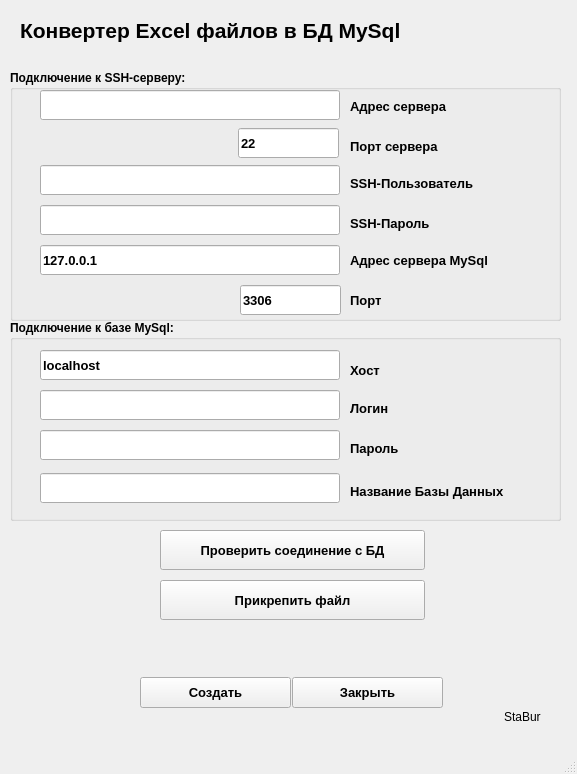
Qt form forma1.ui (Stabur/ExcelToMySql) before a commit.
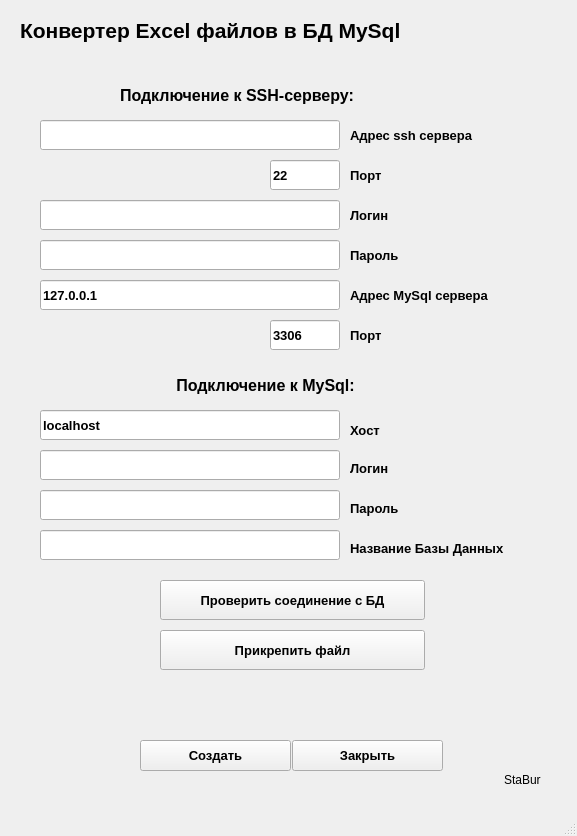
The same form after that commit.

Patch:
```diff
--- a/forma1.ui
+++ b/forma1.ui
@@ -7,7 +7,7 @@
     <x>0</x>
     <y>0</y>
     <width>577</width>
-    <height>774</height>
+    <height>836</height>
    </rect>
   </property>
   <property name="windowTitle">
@@ -34,122 +34,11 @@
      <string>Конвертер Excel файлов в БД MySql</string>
     </property>
    </widget>
-   <widget class="QLineEdit" name="lineEdit">
-    <property name="geometry">
-     <rect>
-      <x>40</x>
-      <y>90</y>
-      <width>300</width>
-      <height>30</height>
-     </rect>
-    </property>
-    <property name="font">
-     <font>
-      <pointsize>10</pointsize>
-      <weight>75</weight>
-      <bold>true</bold>
-     </font>
-    </property>
-   </widget>
-   <widget class="QLineEdit" name="lineEdit_2">
-    <property name="geometry">
-     <rect>
-      <x>40</x>
-      <y>165</y>
-      <width>300</width>
-      <height>30</height>
-     </rect>
-    </property>
-    <property name="font">
-     <font>
-      <pointsize>10</pointsize>
-      <weight>75</weight>
-      <bold>true</bold>
-     </font>
-    </property>
-   </widget>
-   <widget class="QLineEdit" name="lineEdit_3">
-    <property name="geometry">
-     <rect>
-      <x>40</x>
-      <y>205</y>
-      <width>300</width>
-      <height>30</height>
-     </rect>
-    </property>
-    <property name="font">
-     <font>
-      <pointsize>10</pointsize>
-      <weight>75</weight>
-      <bold>true</bold>
-     </font>
-    </property>
-   </widget>
-   <widget class="QLineEdit" name="lineEdit_4">
-    <property name="geometry">
-     <rect>
-      <x>40</x>
-      <y>245</y>
-      <width>300</width>
-      <height>30</height>
-     </rect>
-    </property>
-    <property name="font">
-     <font>
-      <pointsize>10</pointsize>
-      <weight>75</weight>
-      <bold>true</bold>
-     </font>
-    </property>
-    <property name="text">
-     <string>127.0.0.1</string>
-    </property>
-   </widget>
-   <widget class="QLineEdit" name="lineEdit_5">
-    <property name="geometry">
-     <rect>
-      <x>240</x>
-      <y>285</y>
-      <width>101</width>
-      <height>30</height>
-     </rect>
-    </property>
-    <property name="font">
-     <font>
-      <pointsize>10</pointsize>
-      <weight>75</weight>
-      <bold>true</bold>
-     </font>
-    </property>
-    <property name="text">
-     <string>3306</string>
-    </property>
-   </widget>
-   <widget class="QLineEdit" name="lineEdit_6">
-    <property name="geometry">
-     <rect>
-      <x>40</x>
-      <y>350</y>
-      <width>300</width>
-      <height>30</height>
-     </rect>
-    </property>
-    <property name="font">
-     <font>
-      <pointsize>10</pointsize>
-      <weight>75</weight>
-      <bold>true</bold>
-     </font>
-    </property>
-    <property name="text">
-     <string>localhost</string>
-    </property>
-   </widget>
    <widget class="QLineEdit" name="lineEdit_7">
     <property name="geometry">
      <rect>
       <x>40</x>
-      <y>390</y>
+      <y>410</y>
       <width>300</width>
       <height>30</height>
      </rect>
@@ -161,12 +50,15 @@
       <bold>true</bold>
      </font>
     </property>
+    <property name="text">
+     <string>localhost</string>
+    </property>
    </widget>
    <widget class="QLineEdit" name="lineEdit_8">
     <property name="geometry">
      <rect>
       <x>40</x>
-      <y>430</y>
+      <y>450</y>
       <width>300</width>
       <height>30</height>
      </rect>
@@ -183,7 +75,24 @@
     <property name="geometry">
      <rect>
       <x>40</x>
-      <y>473</y>
+      <y>490</y>
+      <width>300</width>
+      <height>30</height>
+     </rect>
+    </property>
+    <property name="font">
+     <font>
+      <pointsize>10</pointsize>
+      <weight>75</weight>
+      <bold>true</bold>
+     </font>
+    </property>
+   </widget>
+   <widget class="QLineEdit" name="lineEdit_10">
+    <property name="geometry">
+     <rect>
+      <x>40</x>
+      <y>530</y>
       <width>300</width>
       <height>30</height>
      </rect>
@@ -200,7 +109,7 @@
     <property name="geometry">
      <rect>
       <x>350</x>
-      <y>360</y>
+      <y>420</y>
       <width>111</width>
       <height>21</height>
      </rect>
@@ -220,7 +129,7 @@
     <property name="geometry">
      <rect>
       <x>350</x>
-      <y>400</y>
+      <y>460</y>
       <width>55</width>
       <height>16</height>
      </rect>
@@ -240,7 +149,7 @@
     <property name="geometry">
      <rect>
       <x>350</x>
-      <y>440</y>
+      <y>500</y>
       <width>81</width>
       <height>16</height>
      </rect>
@@ -260,7 +169,7 @@
     <property name="geometry">
      <rect>
       <x>350</x>
-      <y>483</y>
+      <y>540</y>
       <width>211</width>
       <height>16</height>
      </rect>
@@ -280,7 +189,7 @@
     <property name="geometry">
      <rect>
       <x>292</x>
-      <y>677</y>
+      <y>740</y>
       <width>151</width>
       <height>31</height>
      </rect>
@@ -300,7 +209,7 @@
     <property name="geometry">
      <rect>
       <x>160</x>
-      <y>530</y>
+      <y>580</y>
       <width>265</width>
       <height>40</height>
      </rect>
@@ -343,7 +252,7 @@
     <property name="geometry">
      <rect>
       <x>160</x>
-      <y>580</y>
+      <y>630</y>
       <width>265</width>
       <height>40</height>
      </rect>
@@ -363,7 +272,7 @@
     <property name="geometry">
      <rect>
       <x>140</x>
-      <y>677</y>
+      <y>740</y>
       <width>151</width>
       <height>31</height>
      </rect>
@@ -383,7 +292,7 @@
     <property name="geometry">
      <rect>
       <x>10</x>
-      <y>630</y>
+      <y>680</y>
       <width>551</width>
       <height>40</height>
      </rect>
@@ -406,7 +315,7 @@
     <property name="geometry">
      <rect>
       <x>504</x>
-      <y>707</y>
+      <y>770</y>
       <width>41</width>
       <height>20</height>
      </rect>
@@ -415,89 +324,170 @@
      <string>StaBur</string>
     </property>
    </widget>
-   <widget class="QGroupBox" name="groupBox">
-    <property name="geometry">
-     <rect>
-      <x>10</x>
-      <y>70</y>
-      <width>551</width>
-      <height>251</height>
-     </rect>
-    </property>
-    <property name="minimumSize">
-     <size>
-      <width>0</width>
-      <height>0</height>
-     </size>
-    </property>
-    <property name="font">
-     <font>
-      <weight>75</weight>
-      <bold>true</bold>
-     </font>
-    </property>
-    <property name="contextMenuPolicy">
-     <enum>Qt::DefaultContextMenu</enum>
-    </property>
-    <property name="toolTipDuration">
-     <number>-1</number>
-    </property>
-    <property name="autoFillBackground">
-     <bool>false</bool>
-    </property>
-    <property name="inputMethodHints">
-     <set>Qt::ImhNone</set>
-    </property>
-    <property name="title">
-     <string>Подключение к SSH-серверу:</string>
-    </property>
     <widget class="QLabel" name="label_9">
      <property name="geometry">
       <rect>
-       <x>340</x>
-       <y>26</y>
-       <width>141</width>
-       <height>20</height>
+      <x>140</x>
+      <y>370</y>
+      <width>251</width>
+      <height>31</height>
       </rect>
      </property>
      <property name="font">
       <font>
-       <pointsize>10</pointsize>
+      <pointsize>12</pointsize>
        <weight>75</weight>
        <bold>true</bold>
       </font>
      </property>
      <property name="text">
-      <string>Адрес сервера</string>
+     <string>Подключение к MySql:</string>
+    </property>
+    <property name="alignment">
+     <set>Qt::AlignCenter</set>
      </property>
     </widget>
     <widget class="QLabel" name="label_10">
      <property name="geometry">
       <rect>
-       <x>340</x>
-       <y>105</y>
-       <width>181</width>
-       <height>16</height>
+      <x>120</x>
+      <y>80</y>
+      <width>311</width>
+      <height>31</height>
       </rect>
      </property>
      <property name="font">
       <font>
+      <pointsize>12</pointsize>
+      <weight>75</weight>
+      <bold>true</bold>
+     </font>
+    </property>
+    <property name="text">
+     <string>Подключение к SSH-серверу:</string>
+    </property>
+   </widget>
+   <widget class="QLineEdit" name="lineEdit">
+    <property name="geometry">
+     <rect>
+      <x>40</x>
+      <y>120</y>
+      <width>300</width>
+      <height>30</height>
+     </rect>
+    </property>
+    <property name="font">
+     <font>
        <pointsize>10</pointsize>
        <weight>75</weight>
        <bold>true</bold>
       </font>
      </property>
+   </widget>
+   <widget class="QLineEdit" name="lineEdit_2">
+    <property name="geometry">
+     <rect>
+      <x>270</x>
+      <y>160</y>
+      <width>70</width>
+      <height>30</height>
+     </rect>
+    </property>
+    <property name="font">
+     <font>
+      <pointsize>10</pointsize>
+      <weight>75</weight>
+      <bold>true</bold>
+     </font>
+    </property>
      <property name="text">
-      <string>SSH-Пользователь</string>
+     <string>22</string>
+    </property>
+   </widget>
+   <widget class="QLineEdit" name="lineEdit_3">
+    <property name="geometry">
+     <rect>
+      <x>40</x>
+      <y>200</y>
+      <width>300</width>
+      <height>30</height>
+     </rect>
+    </property>
+    <property name="font">
+     <font>
+      <pointsize>10</pointsize>
+      <weight>75</weight>
+      <bold>true</bold>
+     </font>
+    </property>
+   </widget>
+   <widget class="QLineEdit" name="lineEdit_4">
+    <property name="geometry">
+     <rect>
+      <x>40</x>
+      <y>240</y>
+      <width>300</width>
+      <height>30</height>
+     </rect>
+    </property>
+    <property name="font">
+     <font>
+      <pointsize>10</pointsize>
+      <weight>75</weight>
+      <bold>true</bold>
+     </font>
+    </property>
+   </widget>
+   <widget class="QLineEdit" name="lineEdit_5">
+    <property name="geometry">
+     <rect>
+      <x>40</x>
+      <y>280</y>
+      <width>300</width>
+      <height>30</height>
+     </rect>
+    </property>
+    <property name="font">
+     <font>
+      <pointsize>10</pointsize>
+      <weight>75</weight>
+      <bold>true</bold>
+     </font>
+    </property>
+    <property name="text">
+     <string>127.0.0.1</string>
+    </property>
+    <property name="cursorPosition">
+     <number>9</number>
+    </property>
+   </widget>
+   <widget class="QLineEdit" name="lineEdit_6">
+    <property name="geometry">
+     <rect>
+      <x>270</x>
+      <y>320</y>
+      <width>70</width>
+      <height>30</height>
+     </rect>
+    </property>
+    <property name="font">
+     <font>
+      <pointsize>10</pointsize>
+      <weight>75</weight>
+      <bold>true</bold>
+     </font>
+    </property>
+    <property name="text">
+     <string>3306</string>
      </property>
     </widget>
     <widget class="QLabel" name="label_11">
      <property name="geometry">
       <rect>
-       <x>340</x>
-       <y>145</y>
-       <width>121</width>
-       <height>16</height>
+      <x>350</x>
+      <y>125</y>
+      <width>171</width>
+      <height>21</height>
       </rect>
      </property>
      <property name="font">
@@ -508,16 +498,16 @@
       </font>
      </property>
      <property name="text">
-      <string>SSH-Пароль</string>
+     <string>Адрес ssh сервера</string>
      </property>
     </widget>
     <widget class="QLabel" name="label_12">
      <property name="geometry">
       <rect>
-       <x>340</x>
-       <y>175</y>
-       <width>191</width>
-       <height>31</height>
+      <x>350</x>
+      <y>165</y>
+      <width>51</width>
+      <height>21</height>
       </rect>
      </property>
      <property name="font">
@@ -528,52 +518,76 @@
       </font>
      </property>
      <property name="text">
-      <string>Адрес сервера MySql</string>
+     <string>Порт</string>
      </property>
     </widget>
     <widget class="QLabel" name="label_13">
      <property name="geometry">
       <rect>
-       <x>340</x>
-       <y>220</y>
-       <width>51</width>
+      <x>350</x>
+      <y>205</y>
+      <width>61</width>
        <height>21</height>
       </rect>
      </property>
      <property name="font">
       <font>
        <pointsize>10</pointsize>
+      <weight>75</weight>
+      <bold>true</bold>
       </font>
      </property>
      <property name="text">
-      <string>Порт </string>
+     <string>Логин</string>
      </property>
     </widget>
     <widget class="QLabel" name="label_14">
      <property name="geometry">
       <rect>
-       <x>340</x>
-       <y>66</y>
-       <width>131</width>
+      <x>350</x>
+      <y>245</y>
+      <width>71</width>
+      <height>21</height>
+     </rect>
+    </property>
+    <property name="font">
+     <font>
+      <pointsize>10</pointsize>
+      <weight>75</weight>
+      <bold>true</bold>
+     </font>
+    </property>
+    <property name="text">
+     <string>Пароль</string>
+    </property>
+   </widget>
+   <widget class="QLabel" name="label_15">
+    <property name="geometry">
+     <rect>
+      <x>350</x>
+      <y>285</y>
+      <width>191</width>
        <height>20</height>
       </rect>
      </property>
      <property name="font">
       <font>
        <pointsize>10</pointsize>
+      <weight>75</weight>
+      <bold>true</bold>
       </font>
      </property>
      <property name="text">
-      <string>Порт сервера</string>
-     </property>
-    </widget>
-    <widget class="QLineEdit" name="lineEdit_11">
+     <string>Адрес MySql сервера</string>
+    </property>
+   </widget>
+   <widget class="QLabel" name="label_16">
      <property name="geometry">
       <rect>
-       <x>228</x>
-       <y>58</y>
-       <width>101</width>
-       <height>30</height>
+      <x>350</x>
+      <y>325</y>
+      <width>51</width>
+      <height>21</height>
       </rect>
      </property>
      <property name="font">
@@ -584,53 +598,9 @@
       </font>
      </property>
      <property name="text">
-      <string>22</string>
-     </property>
-    </widget>
-   </widget>
-   <widget class="QGroupBox" name="groupBox_2">
-    <property name="geometry">
-     <rect>
-      <x>10</x>
-      <y>320</y>
-      <width>551</width>
-      <height>201</height>
-     </rect>
-    </property>
-    <property name="font">
-     <font>
-      <weight>75</weight>
-      <bold>true</bold>
-     </font>
-    </property>
-    <property name="title">
-     <string>Подключение к базе MySql:</string>
-    </property>
-   </widget>
-   <zorder>groupBox</zorder>
-   <zorder>groupBox_2</zorder>
-   <zorder>label</zorder>
-   <zorder>lineEdit</zorder>
-   <zorder>lineEdit_11</zorder>
-   <zorder>lineEdit_2</zorder>
-   <zorder>lineEdit_3</zorder>
-   <zorder>lineEdit_4</zorder>
-   <zorder>lineEdit_5</zorder>
-   <zorder>lineEdit_6</zorder>
-   <zorder>lineEdit_7</zorder>
-   <zorder>lineEdit_8</zorder>
-   <zorder>lineEdit_9</zorder>
-   <zorder>label_2</zorder>
-   <zorder>label_3</zorder>
-   <zorder>label_4</zorder>
-   <zorder>label_5</zorder>
-   <zorder>pushButton</zorder>
-   <zorder>pushButton_2</zorder>
-   <zorder>label_7</zorder>
-   <zorder>pushButton_3</zorder>
-   <zorder>pushButton_4</zorder>
-   <zorder>label_6</zorder>
-   <zorder>label_8</zorder>
+     <string>Порт</string>
+    </property>
+   </widget>
   </widget>
   <widget class="QMenuBar" name="menubar">
    <property name="geometry">
```
Lines whose indentation alone changed are shown as unchanged.
